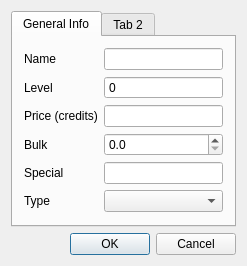
Old version of the form WeaponDialog.ui in the repository smithbt/StarfinderCharacterApp.
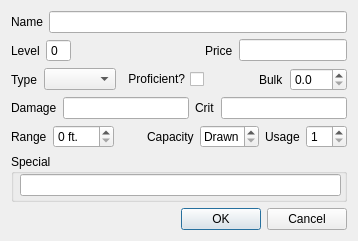
New version of the form.

Commit message: updated WeaponDialog handling for weapon types and type-specific info.

The edit to the form file:
```diff
--- a/WeaponDialog.ui
+++ b/WeaponDialog.ui
@@ -6,42 +6,44 @@
    <rect>
     <x>0</x>
     <y>0</y>
-    <width>247</width>
-    <height>242</height>
+    <width>358</width>
+    <height>221</height>
    </rect>
   </property>
   <property name="windowTitle">
    <string>New Weapon</string>
   </property>
-  <layout class="QGridLayout" name="gridLayout">
-   <item row="0" column="0">
-    <widget class="QTabWidget" name="tabWidget">
-     <property name="currentIndex">
-      <number>0</number>
-     </property>
-     <widget class="QWidget" name="tab">
-      <attribute name="title">
-       <string>General Info</string>
-      </attribute>
-      <layout class="QFormLayout" name="formLayout">
-       <item row="0" column="0">
+  <layout class="QVBoxLayout" name="verticalLayout">
+   <item>
+    <layout class="QHBoxLayout" name="horizontalLayout_3">
+     <item>
         <widget class="QLabel" name="name_label">
          <property name="text">
           <string>Name</string>
          </property>
-        </widget>
-       </item>
-       <item row="0" column="1">
+       <property name="buddy">
+        <cstring>name_lineEdit</cstring>
+       </property>
+      </widget>
+     </item>
+     <item>
         <widget class="QLineEdit" name="name_lineEdit"/>
        </item>
-       <item row="1" column="0">
+    </layout>
+   </item>
+   <item>
+    <layout class="QHBoxLayout" name="horizontalLayout">
+     <item>
         <widget class="QLabel" name="level_label">
          <property name="text">
           <string>Level</string>
          </property>
-        </widget>
-       </item>
-       <item row="1" column="1">
+       <property name="buddy">
+        <cstring>level_spinBox</cstring>
+       </property>
+      </widget>
+     </item>
+     <item>
         <widget class="QSpinBox" name="level_spinBox">
          <property name="buttonSymbols">
           <enum>QAbstractSpinBox::NoButtons</enum>
@@ -51,63 +53,246 @@
          </property>
         </widget>
        </item>
-       <item row="2" column="0">
+     <item>
+      <spacer name="horizontalSpacer_4">
+       <property name="orientation">
+        <enum>Qt::Horizontal</enum>
+       </property>
+       <property name="sizeHint" stdset="0">
+        <size>
+         <width>40</width>
+         <height>20</height>
+        </size>
+       </property>
+      </spacer>
+     </item>
+     <item>
         <widget class="QLabel" name="price_label">
          <property name="text">
-          <string>Price (credits)</string>
-         </property>
-        </widget>
-       </item>
-       <item row="3" column="0">
+        <string>Price</string>
+       </property>
+       <property name="buddy">
+        <cstring>price_lineEdit</cstring>
+       </property>
+      </widget>
+     </item>
+     <item>
+      <widget class="QLineEdit" name="price_lineEdit">
+       <property name="sizePolicy">
+        <sizepolicy hsizetype="Preferred" vsizetype="Fixed">
+         <horstretch>0</horstretch>
+         <verstretch>0</verstretch>
+        </sizepolicy>
+       </property>
+      </widget>
+     </item>
+    </layout>
+   </item>
+   <item>
+    <layout class="QHBoxLayout" name="horizontalLayout_2">
+     <item>
+      <widget class="QLabel" name="type_label">
+       <property name="text">
+        <string>Type</string>
+       </property>
+       <property name="buddy">
+        <cstring>type_comboBox</cstring>
+       </property>
+      </widget>
+     </item>
+     <item>
+      <widget class="QComboBox" name="type_comboBox"/>
+     </item>
+     <item>
+      <widget class="QCheckBox" name="proficiency_checkBox">
+       <property name="layoutDirection">
+        <enum>Qt::RightToLeft</enum>
+       </property>
+       <property name="text">
+        <string>Proficient?</string>
+       </property>
+      </widget>
+     </item>
+     <item>
+      <spacer name="horizontalSpacer">
+       <property name="orientation">
+        <enum>Qt::Horizontal</enum>
+       </property>
+       <property name="sizeHint" stdset="0">
+        <size>
+         <width>40</width>
+         <height>20</height>
+        </size>
+       </property>
+      </spacer>
+     </item>
+     <item>
         <widget class="QLabel" name="bulk_label">
          <property name="text">
           <string>Bulk</string>
          </property>
-        </widget>
-       </item>
-       <item row="3" column="1">
+       <property name="buddy">
+        <cstring>bulk_doubleSpinBox</cstring>
+       </property>
+      </widget>
+     </item>
+     <item>
         <widget class="QDoubleSpinBox" name="bulk_doubleSpinBox">
          <property name="decimals">
           <number>1</number>
          </property>
         </widget>
        </item>
-       <item row="4" column="0">
-        <widget class="QLabel" name="special_label">
+    </layout>
+   </item>
+   <item>
+    <widget class="QWidget" name="damage_fields" native="true">
+     <layout class="QHBoxLayout" name="horizontalLayout_6">
+      <property name="leftMargin">
+       <number>0</number>
+      </property>
+      <property name="topMargin">
+       <number>0</number>
+      </property>
+      <property name="rightMargin">
+       <number>0</number>
+      </property>
+      <property name="bottomMargin">
+       <number>0</number>
+      </property>
+      <item>
+       <widget class="QLabel" name="damage_label">
          <property name="text">
+         <string>Damage</string>
+        </property>
+       </widget>
+      </item>
+      <item>
+       <widget class="QLineEdit" name="damage_lineEdit"/>
+      </item>
+      <item>
+       <widget class="QLabel" name="crit_label">
+        <property name="text">
+         <string>Crit</string>
+        </property>
+       </widget>
+      </item>
+      <item>
+       <widget class="QLineEdit" name="crit_lineEdit"/>
+      </item>
+     </layout>
+    </widget>
+   </item>
+   <item>
+    <widget class="QWidget" name="rangedWeapon_fields" native="true">
+     <layout class="QHBoxLayout" name="f">
+      <property name="leftMargin">
+       <number>0</number>
+      </property>
+      <property name="topMargin">
+       <number>0</number>
+      </property>
+      <property name="rightMargin">
+       <number>0</number>
+      </property>
+      <property name="bottomMargin">
+       <number>0</number>
+      </property>
+      <item>
+       <widget class="QLabel" name="range_label">
+        <property name="text">
+         <string>Range</string>
+        </property>
+       </widget>
+      </item>
+      <item>
+       <widget class="QSpinBox" name="range_spinBox">
+        <property name="suffix">
+         <string> ft.</string>
+        </property>
+        <property name="maximum">
+         <number>200</number>
+        </property>
+        <property name="singleStep">
+         <number>5</number>
+        </property>
+       </widget>
+      </item>
+      <item>
+       <spacer name="horizontalSpacer_3">
+        <property name="orientation">
+         <enum>Qt::Horizontal</enum>
+        </property>
+        <property name="sizeHint" stdset="0">
+         <size>
+          <width>40</width>
+          <height>20</height>
+         </size>
+        </property>
+       </spacer>
+      </item>
+      <item>
+       <widget class="QLabel" name="capacity_label">
+        <property name="text">
+         <string>Capacity</string>
+        </property>
+       </widget>
+      </item>
+      <item>
+       <widget class="QSpinBox" name="capacity_spinBox">
+        <property name="specialValueText">
+         <string>Drawn</string>
+        </property>
+        <property name="maximum">
+         <number>100</number>
+        </property>
+       </widget>
+      </item>
+      <item>
+       <widget class="QLabel" name="usage_label">
+        <property name="text">
+         <string>Usage</string>
+        </property>
+       </widget>
+      </item>
+      <item>
+       <widget class="QSpinBox" name="usage_spinBox">
+        <property name="minimum">
+         <number>1</number>
+        </property>
+       </widget>
+      </item>
+     </layout>
+    </widget>
+   </item>
+   <item>
+    <widget class="QGroupBox" name="groupBox_2">
+     <property name="title">
           <string>Special</string>
          </property>
-        </widget>
-       </item>
-       <item row="4" column="1">
+     <layout class="QGridLayout" name="gridLayout_4">
+      <property name="leftMargin">
+       <number>6</number>
+      </property>
+      <property name="topMargin">
+       <number>0</number>
+      </property>
+      <property name="rightMargin">
+       <number>3</number>
+      </property>
+      <property name="bottomMargin">
+       <number>3</number>
+      </property>
+      <property name="verticalSpacing">
+       <number>0</number>
+      </property>
+      <item row="0" column="0">
         <widget class="QLineEdit" name="special_lineEdit"/>
        </item>
-       <item row="5" column="1">
-        <widget class="QComboBox" name="type_comboBox"/>
-       </item>
-       <item row="5" column="0">
-        <widget class="QLabel" name="type_label">
-         <property name="text">
-          <string>Type</string>
-         </property>
-        </widget>
-       </item>
-       <item row="2" column="1">
-        <widget class="QLineEdit" name="price_lineEdit"/>
-       </item>
-      </layout>
-     </widget>
-     <widget class="QWidget" name="tab_2">
-      <property name="enabled">
-       <bool>true</bool>
-      </property>
-      <attribute name="title">
-       <string>Tab 2</string>
-      </attribute>
-     </widget>
-    </widget>
+     </layout>
+    </widget>
    </item>
-   <item row="1" column="0">
+   <item>
     <widget class="QDialogButtonBox" name="buttonBox">
      <property name="standardButtons">
       <set>QDialogButtonBox::Cancel|QDialogButtonBox::Ok</set>
```
Left out of the diff: 12 changed lines with no effect on the pictures. Lines whose indentation alone changed are shown as unchanged. The commit also changes 6 other files.
